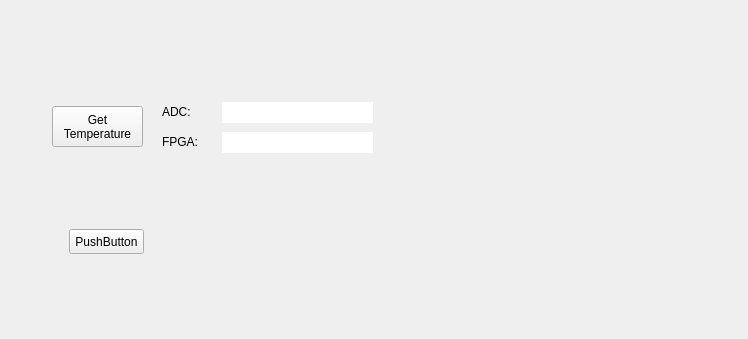
Old version of the form slsDetectorGui/forms/form_tab_advanced.ui in the repository slsdetectorgroup/slsDetectorPackage.
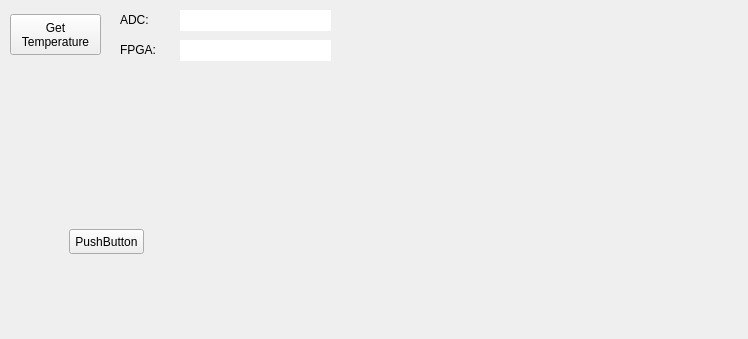
New version of the form.

Diff of the .ui file:
```diff
--- a/slsDetectorGui/forms/form_tab_advanced.ui
+++ b/slsDetectorGui/forms/form_tab_advanced.ui
@@ -47,8 +47,8 @@
   <widget class="QPushButton" name="btnTemp">
    <property name="geometry">
     <rect>
-     <x>52</x>
-     <y>106</y>
+     <x>10</x>
+     <y>14</y>
      <width>91</width>
      <height>41</height>
     </rect>
@@ -67,8 +67,8 @@
   <widget class="QLineEdit" name="dispTempFpga">
    <property name="geometry">
     <rect>
-     <x>222</x>
-     <y>132</y>
+     <x>180</x>
+     <y>40</y>
      <width>151</width>
      <height>21</height>
     </rect>
@@ -90,8 +90,8 @@
   <widget class="QLabel" name="label_10">
    <property name="geometry">
     <rect>
-     <x>162</x>
-     <y>102</y>
+     <x>120</x>
+     <y>10</y>
      <width>41</width>
      <height>20</height>
     </rect>
@@ -103,8 +103,8 @@
   <widget class="QLabel" name="label_11">
    <property name="geometry">
     <rect>
-     <x>162</x>
-     <y>132</y>
+     <x>120</x>
+     <y>40</y>
      <width>41</width>
      <height>20</height>
     </rect>
@@ -116,8 +116,8 @@
   <widget class="QLineEdit" name="dispTempAdc">
    <property name="geometry">
     <rect>
-     <x>222</x>
-     <y>102</y>
+     <x>180</x>
+     <y>10</y>
      <width>151</width>
      <height>21</height>
     </rect>
```
